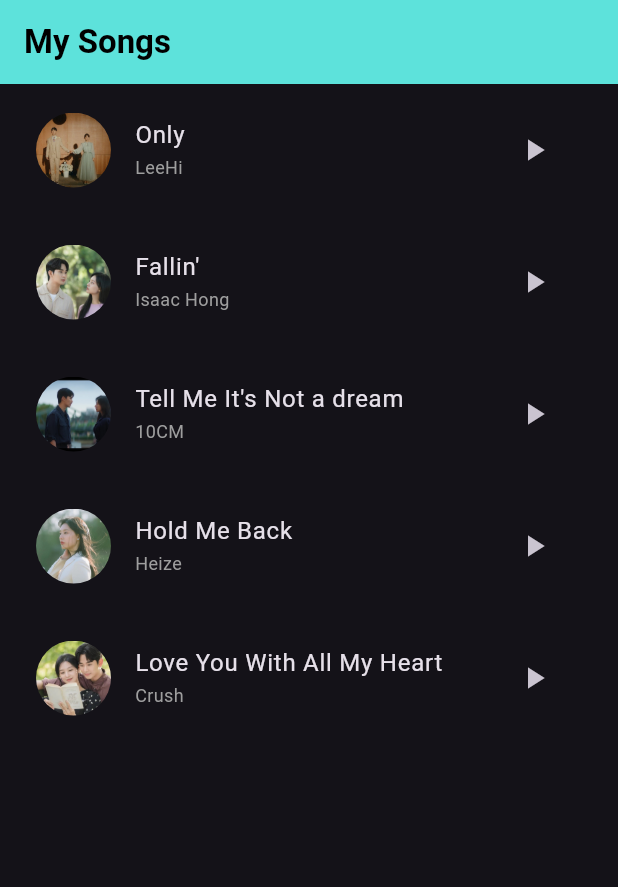
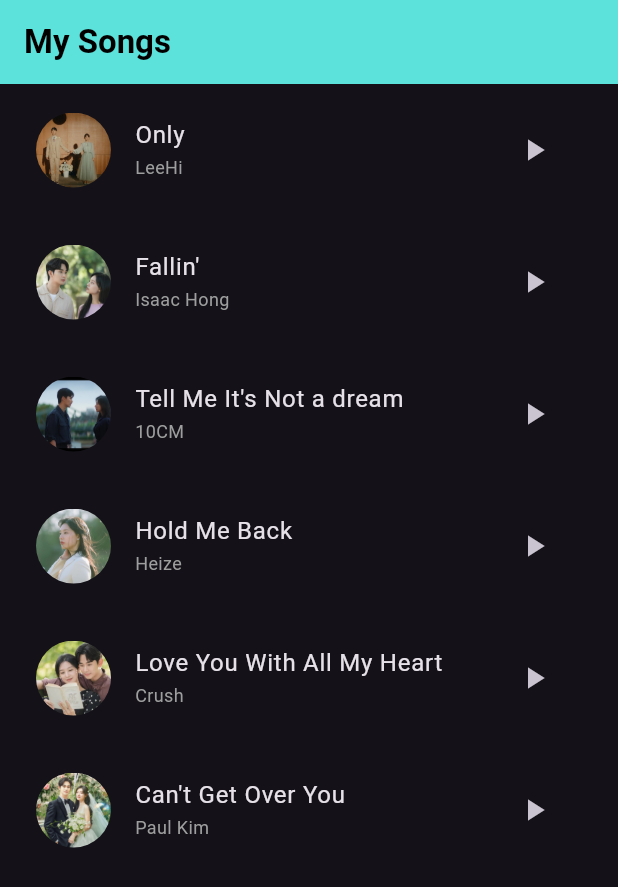
Before and after one commit to JustinKydelCervantes/assignment4, a Flutter app: the screen it shows after launch, on a phone screen of 412 x 824 dp. Shown: the top 887 px of the screen. Run offline on Flutter 3.47's test engine with Material 3 defaults, Android fonts, the phone set to English and light mode, and no system bars; our stand-ins replace just_audio.

Commit message:
assignment 4

```diff
--- a/assignment4/lib/main.dart
+++ b/assignment4/lib/main.dart
@@ -54,7 +54,12 @@ class _DisplayScreenState extends State<DisplayScreen> {
         title: "Love You With All My Heart",
         songAsset: "asset/audio/love.mp3",
         img: "asset/image/love.jpg",
-        author: "Crush")
+        author: "Crush"),
+    Songs(
+        title: "Can't Get Over You",
+        songAsset: "asset/audio/cant.mp3",
+        img: "asset/image/cant.png",
+        author: "Paul Kim")
   ];
 
   @override
--- a/assignment4/pubspec.yaml
+++ b/assignment4/pubspec.yaml
@@ -55,12 +55,14 @@ flutter:
     - asset/audio/fall.mp3
     - asset/audio/hold.mp3
     - asset/audio/love.mp3
+    - asset/audio/cant.mp3
     - asset/image/lehi.jpg
     - asset/image/tell.jpg
     - asset/image/fall.jpg
     - asset/image/hold.jpg
     - asset/image/love.jpg
-  #   - images/a_dot_ham.jpeg
+    - asset/image/cant.png
+  #   - images/a_dot_ham.jpegc:\Users\asus\Downloads\Paul Kim  Cant Get Over You (좋아해요) [Queen of Tears OST Part 6] [RomEng Lyric].mp3
   # An image asset can refer to one or more resolution-specific "variants", see
   # https://flutter.dev/to/resolution-aware-images
   # For details regarding adding assets from package dependencies, see
```
Also changed, not shown: assignment4/asset/image/cant.png (added), 1 other file.
